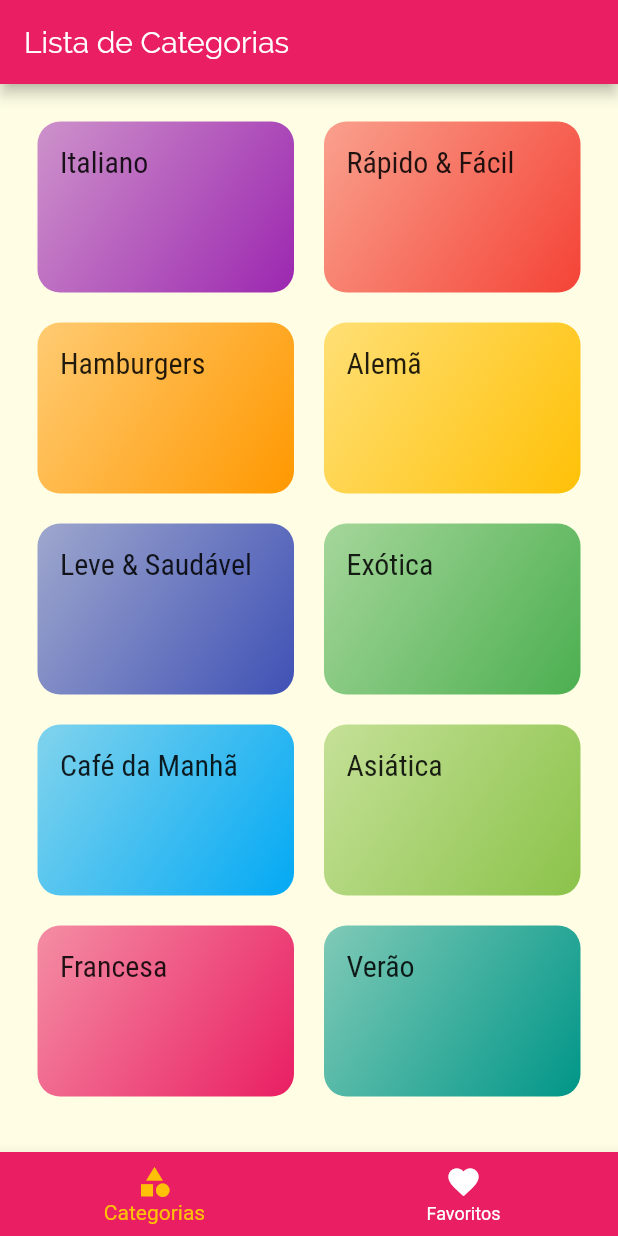
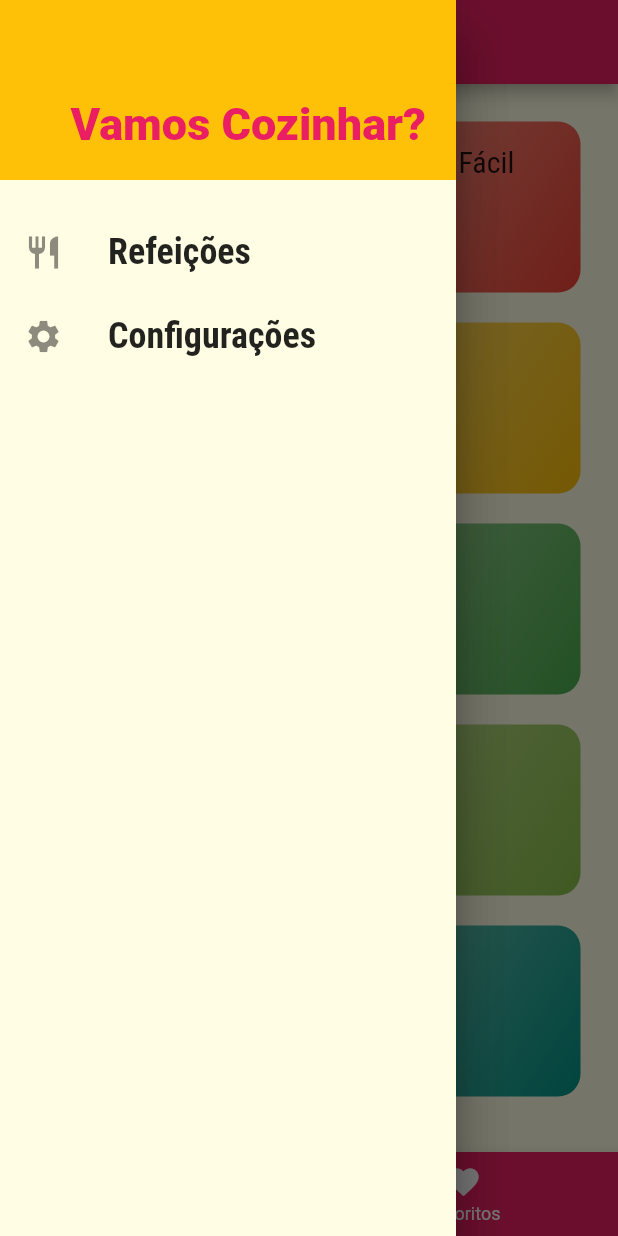
Before and after one commit to maycon7rocha/meals, a Flutter app: the screen it shows after launch, with the side drawer open (before the commit the screen has no drawer), on a phone screen of 412 x 824 dp. Run offline on Flutter 3.47's test engine with Material 2 defaults, Android fonts, the phone set to English and light mode, and no system bars.

Commit message:
186 - menu drawer

```diff
--- /dev/null
+++ b/lib/components/main_drawer.dart
@@ -0,0 +1,49 @@
+import 'package:flutter/material.dart';
+
+class MainDrawer extends StatelessWidget {
+  Widget _createItem(IconData icon, String label) {
+    return ListTile(
+      leading: Icon(
+        icon,
+        size: 26,
+      ),
+      title: Text(
+        label,
+        style: TextStyle(
+          fontFamily: 'RobotoCondensed',
+          fontSize: 24,
+          fontWeight: FontWeight.bold,
+        ),
+      ),
+      onTap: () {},
+    );
+  }
+
+  @override
+  Widget build(BuildContext context) {
+    return Drawer(
+      child: Column(
+        children: <Widget>[
+          Container(
+            height: 120,
+            width: double.infinity,
+            padding: EdgeInsets.all(20),
+            color: Theme.of(context).accentColor,
+            alignment: Alignment.bottomRight,
+            child: Text(
+              'Vamos Cozinhar?',
+              style: TextStyle(
+                fontWeight: FontWeight.w900,
+                fontSize: 30,
+                color: Theme.of(context).primaryColor,
+              ),
+            ),
+          ),
+          SizedBox(height: 20),
+          _createItem(Icons.restaurant, 'Refeições'),
+          _createItem(Icons.settings, 'Configurações'),
+        ],
+      ),
+    );
+  }
+}
--- a/lib/screens/tabs_screen.dart
+++ b/lib/screens/tabs_screen.dart
@@ -1,4 +1,5 @@
 import 'package:flutter/material.dart';
+import 'package:meals/components/main_drawer.dart';
 
 import 'categories_screens.dart';
 import 'favorite_screen.dart';
@@ -32,6 +33,11 @@ class _TabsScreenState extends State<TabsScreen> {
           _screens[_selectedScreenIndex]['title'],
         ),
       ),
+      drawer: Drawer(
+        child: MainDrawer(
+
+        ),
+      ),
       body: _screens[_selectedScreenIndex]['screen'],
       bottomNavigationBar: BottomNavigationBar(
         onTap: _selectScreen,
```
